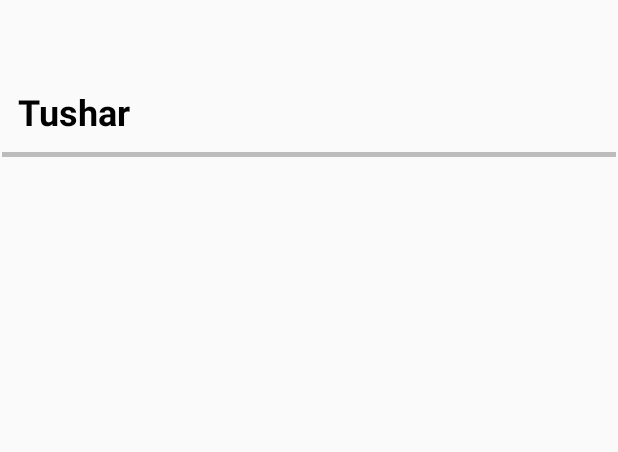
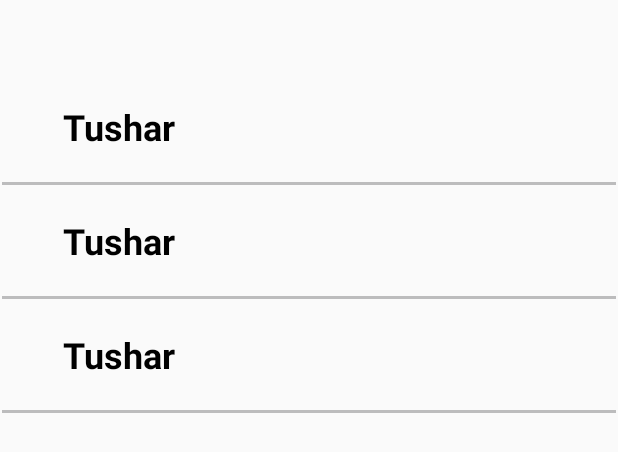
Before and after one commit to tusharsrivastava2904/ChitChat, an Android app: the layout activity_main.xml on its own in the app's theme, with its tools: preview values and no code run, on a phone screen of 412 x 824 dp. Shown: the top 452 px of the screen. Run offline under Robolectric (Android 15) with nearby library versions, the phone set to English and light mode, and no system bars.

Commit message:
bug in rv resolved

```diff
--- a/app/src/main/java/com/example/chitchat/UserAdapter.kt
+++ b/app/src/main/java/com/example/chitchat/UserAdapter.kt
@@ -8,10 +8,10 @@ import android.view.ViewGroup
 import android.widget.TextView
 import androidx.recyclerview.widget.RecyclerView
 
-class UserAdapter(val context: Context, val userList: ArrayList<UserModel>): RecyclerView.Adapter<UserAdapter.UserViewHolder>(){
+class UserAdapter(val context: Context, private val userList: ArrayList<UserModel>): RecyclerView.Adapter<UserAdapter.UserViewHolder>(){
 
     override fun onCreateViewHolder(parent: ViewGroup, viewType: Int): UserViewHolder {
-        val view:View = LayoutInflater.from(context).inflate(R.layout.user_list_rv, parent, false)
+        val view:View = LayoutInflater.from(parent.context).inflate(R.layout.user_list_rv, parent, false)
         return UserViewHolder(view)
     }
 
@@ -27,4 +27,5 @@ class UserAdapter(val context: Context, val userList: ArrayList<UserModel>): Rec
     class UserViewHolder(itemView: View) : RecyclerView.ViewHolder(itemView){
         val user_name_rv = itemView.findViewById<TextView>(R.id.user_name)
     }
+
 }
--- a/app/src/main/res/layout/user_list_rv.xml
+++ b/app/src/main/res/layout/user_list_rv.xml
@@ -1,23 +1,24 @@
 <?xml version="1.0" encoding="utf-8"?>
 <RelativeLayout xmlns:android="http://schemas.android.com/apk/res/android"
     android:layout_width="match_parent"
-    android:layout_height="match_parent">
+    android:layout_height="wrap_content">
 
     <TextView
         android:id="@+id/user_name"
         android:layout_width="match_parent"
         android:layout_height="wrap_content"
         android:text="Tushar"
-        android:textSize="24sp"
+        style="@style/TextAppearance.AppCompat.Headline"
         android:textStyle="bold"
         android:textColor="@color/black"
-        android:layout_margin="5dp"
-        android:padding="5dp"
+        android:layout_marginVertical="5dp"
+        android:layout_marginHorizontal="25dp"
+        android:padding="15dp"
         />
 
     <View
         android:layout_width="match_parent"
-        android:layout_height="3dp"
+        android:layout_height="2dp"
         android:layout_below="@id/user_name"
         android:background="@color/gray"
         android:alpha="0.5"
```
Also changed, not shown: app/src/main/java/com/example/chitchat/MainActivity.kt (+5 -2 lines).
